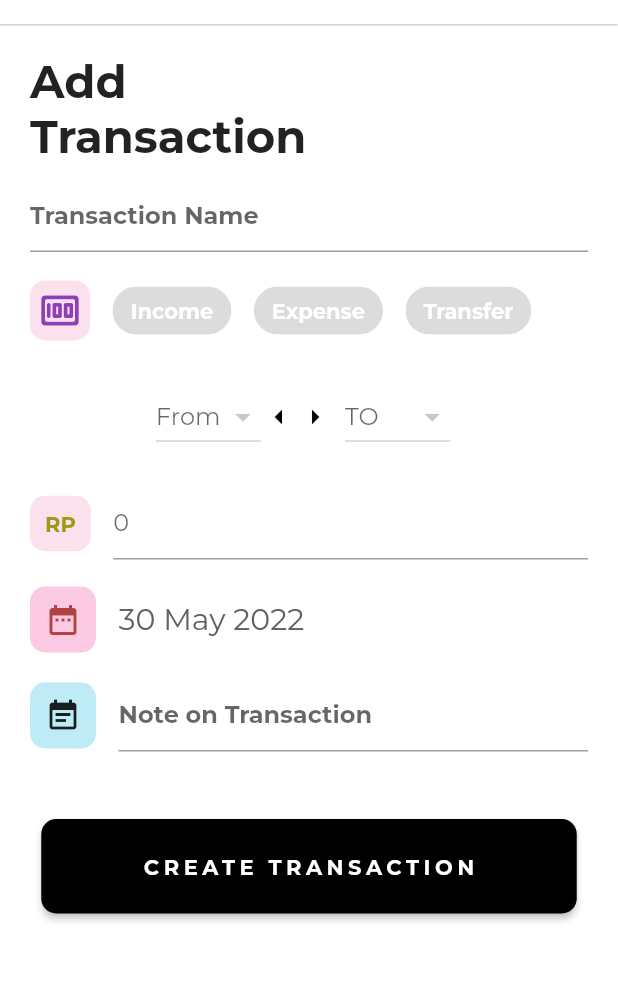
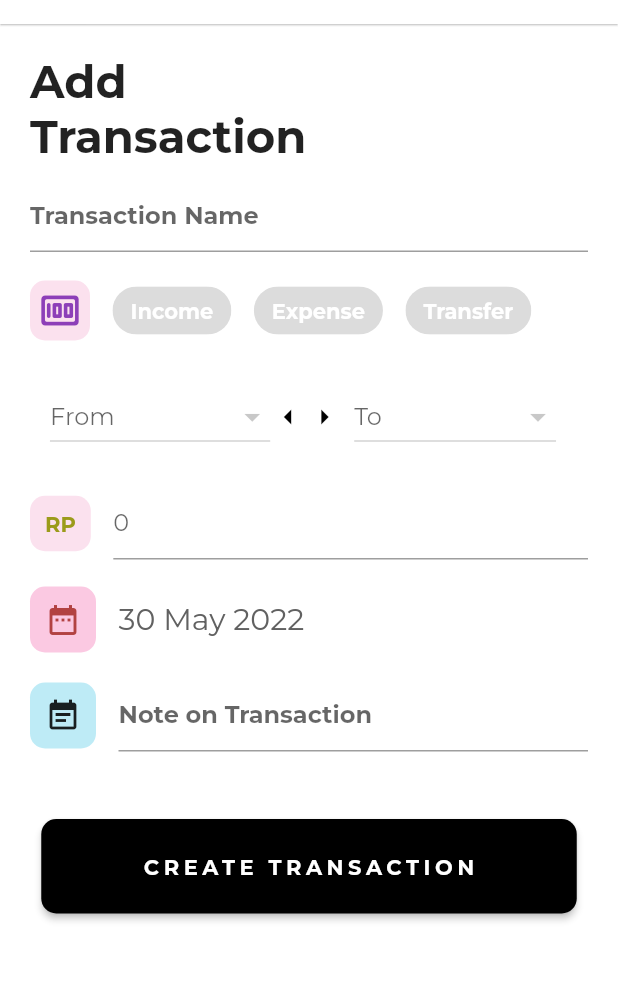
Before and after one commit to mjudianto/VLLET, a Flutter app: the AddTransaction screen opened directly with empty values, on a phone screen of 412 x 824 dp, the part 60-1042 px from its top. Run offline on Flutter 3.47's test engine with Material 2 defaults, Android fonts, the phone set to English and light mode, and no system bars; our stand-ins replace hive, hive_flutter, shared_preferences; missing offline and left inert: dart:ffi; accounts and stored records are empty.

Commit message:
update tampilan

```diff
--- a/lib/pages/addtransaction.dart
+++ b/lib/pages/addtransaction.dart
@@ -178,7 +178,7 @@ class _AddTransactionState extends State<AddTransaction> {
                 mainAxisAlignment: MainAxisAlignment.center,
                 children: [
                   DropdownButton(
-                    hint: Text("From"),
+                    hint: Text("From                   "),
                     icon: const Icon(Icons.arrow_drop_down,
                         color: Color.fromARGB(255, 200, 200, 200)),
                     items: items.map((String items) {
@@ -194,7 +194,7 @@ class _AddTransactionState extends State<AddTransaction> {
                   Padding(
                     padding: const EdgeInsets.all(8.0),
                     child: DropdownButton(
-                      hint: Text("TO"),
+                      hint: Text("To                      "),
                       icon: const Icon(Icons.arrow_drop_down,
                           color: Color.fromARGB(255, 200, 200, 200)),
                       items: items.map((String items) {
```
